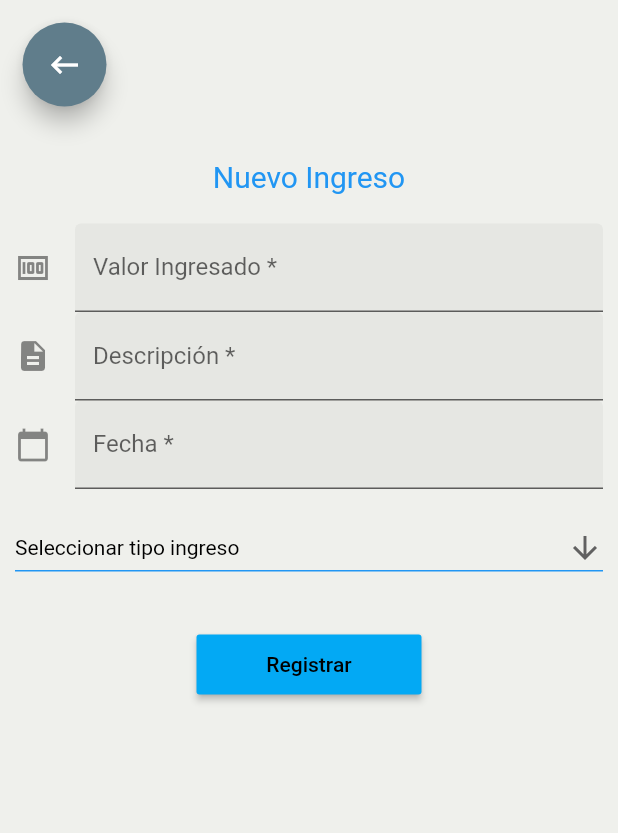
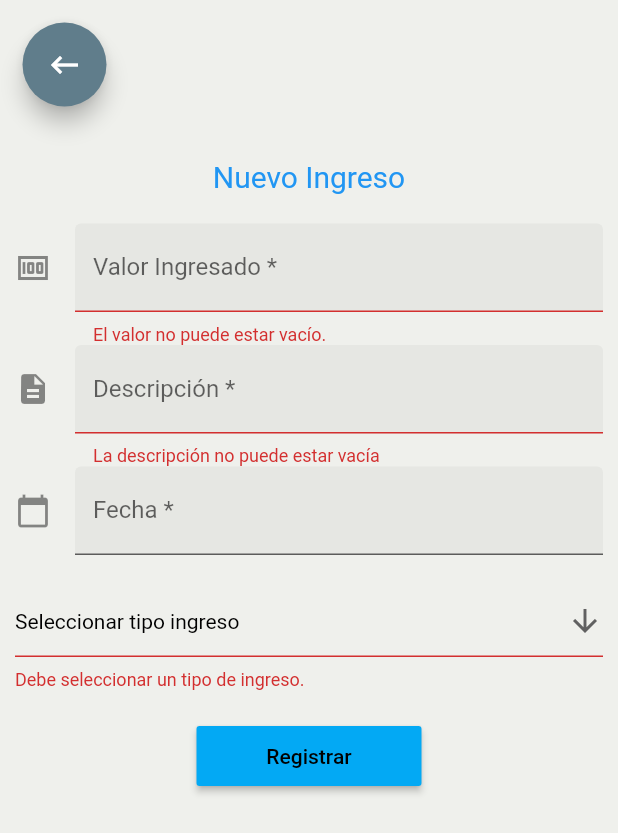
Before and after one commit to ElizaJw/Budget_Control, a Flutter app: the Incomes screen opened directly, after a tap on "Registrar", on a phone screen of 412 x 824 dp. Shown: the top 833 px of the screen. Run offline on Flutter 3.47's test engine with Material 2 defaults, Android fonts, the phone set to English and light mode, and no system bars; drawn by our look-alikes of date_field; our stand-ins replace cloud_firestore, firebase_core, fluttertoast, font_awesome_flutter; missing offline and left inert: high_chart; accounts and stored records are empty.

```diff
--- a/lib/pages/manageIncomes.dart
+++ b/lib/pages/manageIncomes.dart
@@ -1,8 +1,10 @@
+import 'dart:async';
 import 'package:flutter/material.dart';
 import 'package:budget_control/pages/home_page.dart';
 import 'package:cloud_firestore/cloud_firestore.dart';
 import 'package:date_field/date_field.dart';
 import 'package:budget_control/Util/Utilities.dart';
+import 'package:budget_control/styles/styleForm.dart';
 
 class Incomes extends StatefulWidget {
   @override
@@ -11,11 +13,13 @@ class Incomes extends StatefulWidget {
 
 class PageCreateIncome extends State<Incomes> {
   Utilities util = new Utilities();
+  StyleForm style = new StyleForm();
   var _valorIngresado = "";
   var _descripcion = "";
   //var _fecha = "";
   var _firstValue = 'Seleccionar tipo ingreso';
   DateTime _fecha;
+  final _keyForm = GlobalKey<FormState>();
 
   //String _firstValue = 'Seleccionar tipo ingreso';
 
@@ -62,28 +66,22 @@ class PageCreateIncome extends State<Incomes> {
   Widget _formIncome() {
     return Container(
       padding: EdgeInsets.symmetric(horizontal: 10),
+      child: Form(
+        key: _keyForm,
         child: Column(children: <Widget>[
-        SizedBox(
-          height: 20.0,
-        ),
-        Text(
-          "Nuevo Ingreso",
-          textAlign: TextAlign.center,
-          style: TextStyle(
-              color: Colors.blue, fontSize: 20.0, fontStyle: FontStyle.normal),
-        ),
-        SizedBox(
-          height: 20.0,
-        ),
+          style.SizeSpace(20.0),
+          style.StyleTitle('Nuevo Ingreso'),
+          style.SizeSpace(20.0),
           TextFormField(
-            controller: TextEditingController(text: _valorIngresado.toString()),
-            decoration: const InputDecoration(
-              border: UnderlineInputBorder(),
-              filled: true,
-              icon: Icon(Icons.money_outlined),
-              hintText: '¿Cuánto ingresaste?',
-              labelText: 'Valor Ingresado *',
-            ),
+              controller:
+                  TextEditingController(text: _valorIngresado.toString()),
+              validator: (value) {
+                if (value.isEmpty || null == value) {
+                  return 'El valor no puede estar vacío.';
+                }
+              },
+              decoration: style.StyleInput('Valor Ingresado *',
+                  'Ingresa cuánto recibiste', Icon(Icons.money_outlined)),
               keyboardType: TextInputType.number,
               onChanged: (String valor) async {
                 _valorIngresado = valor;
@@ -92,45 +90,41 @@ class PageCreateIncome extends State<Incomes> {
               }),
           TextFormField(
               controller: TextEditingController(text: _descripcion.toString()),
-            decoration: const InputDecoration(
-              border: UnderlineInputBorder(),
-              filled: true,
-              icon: Icon(Icons.description),
-              labelText: 'Descripción *',
-            ),
+              validator: (value) {
+                if (value.isEmpty || value == "Seleccionar categoría") {
+                  return 'La descripción no puede estar vacía';
+                }
+              },
+              decoration: style.StyleInput('Descripción *',
+                  '¿En qué consistió el ingreso?', Icon(Icons.description)),
               keyboardType: TextInputType.text,
               onChanged: (String valor) async {
                 _descripcion = valor;
                 print("el valor del campo [Descripción] es: $_descripcion ...");
               }),
-        DateTimeField(
-            decoration: const InputDecoration(
-              border: UnderlineInputBorder(),
-              filled: true,
-              icon: Icon(Icons.calendar_today),
-              hintText: '¿Cuándo fue eso?',
-              labelText: 'Fecha *',
-            ),
-            selectedDate: _fecha,
+          DateTimeFormField(
+            validator: (value) {
+              if (value == null) {
+                return 'La fecha no puede estar vacía';
+              }
+            },
+            decoration: style.StyleInput('Fecha *',
+                '¿Cuándo se recibió el ingreso?', Icon(Icons.calendar_today)),
+            firstDate: _fecha,
             onDateSelected: (DateTime value) {
               setState(() {
                 _fecha = value;
               });
-            }),
-        SizedBox(
-          height: 15.0,
+            },
           ),
-        DropdownButton<String>(
+          style.SizeSpace(15.0),
+          DropdownButtonFormField<String>(
             isExpanded: true,
             icon: Icon(Icons.arrow_downward),
             value: _firstValue,
             iconSize: 24,
             elevation: 16,
             style: TextStyle(color: Colors.black),
-            underline: Container(
-              height: 1,
-              color: Colors.blue,
-            ),
             items: typeIncomes.map<DropdownMenuItem<String>>((String value) {
               return DropdownMenuItem(value: value, child: Text(value));
             }).toList(),
@@ -138,15 +132,20 @@ class PageCreateIncome extends State<Incomes> {
               setState(() {
                 _firstValue = value;
               });
-            }),
-        SizedBox(
-          height: 30.0,
+            },
+            validator: (value) {
+              if (value.isEmpty || value == "Seleccionar tipo ingreso") {
+                return 'Debe seleccionar un tipo de ingreso.';
+              }
+            },
           ),
+          style.SizeSpace(30.0),
           MaterialButton(
             minWidth: 150.0,
             height: 40.0,
             onPressed: () {
-            util.verVentanaDialogo(
+              if (_keyForm.currentState.validate()) {
+                util.showWindowDialog(
                   context,
                   titulo: "Datos Ingresados",
                   mensaje:
@@ -154,11 +153,13 @@ class PageCreateIncome extends State<Incomes> {
                   boton: "Ok",
                 );
                 _addIncome();
+              }
             },
             color: Colors.lightBlue,
             child: Text('Registrar', style: TextStyle(color: Colors.black)),
           ),
         ]),
+      ),
     );
   }
 
@@ -172,9 +173,25 @@ class PageCreateIncome extends State<Incomes> {
           'fecha': this._fecha,
           'tipoIngreso': this._firstValue
         })
-        .then((value) => util.verToast(context,
+        .then((value) => util.showToast(context,
             mensaje: 'Datos registrados con éxito', boton: 'Ok'))
         .catchError((error) =>
-            util.verToast(context, mensaje: 'Error: $error', boton: 'Ok'));
+            util.showToast(context, mensaje: 'Error: $error', boton: 'Ok'));
   }
+
+  /*bool _validateButton() {
+    if (_valorIngresado.isEmpty) {
+      util.toastError('Debe agregar un valor');
+      return false;
+    } else if (_descripcion.isEmpty) {
+      util.toastError('Debe agregar una descripción');
+      return false;
+    } else if (_fecha == null) {
+      util.toastError('Debe agregar una fecha');
+      return false;
+    } else if (_firstValue == 'Seleccionar tipo ingreso') {
+      util.toastError('Debe agregar un tipo de ingreso');
+      return false;
     }
+  }*/
+}
--- /dev/null
+++ b/lib/styles/styleForm.dart
@@ -0,0 +1,32 @@
+import 'package:flutter/material.dart';
+
+class StyleForm {
+  StyleInput(
+    String label,
+    String hint,
+    Icon icono,
+  ) {
+    return InputDecoration(
+      border: UnderlineInputBorder(),
+      filled: true,
+      icon: icono,
+      hintText: hint,
+      labelText: label,
+    );
+  }
+
+  StyleTitle(String titlePage) {
+    return Text(
+      titlePage,
+      textAlign: TextAlign.center,
+      style: TextStyle(
+          color: Colors.blue, fontSize: 20.0, fontStyle: FontStyle.normal),
+    );
+  }
+
+  SizeSpace(double size) {
+    return SizedBox(
+      height: 20.0,
+    );
+  }
+}
--- a/pubspec.yaml
+++ b/pubspec.yaml
@@ -17,6 +17,8 @@ dependencies:
   cupertino_icons: ^0.1.3
   font_awesome_flutter: ^8.12.0
   date_field: ^2.0.1
+  badges: ^1.2.0
+  fluttertoast: ^8.0.6
 
 dev_dependencies:
   flutter_test:
```
Also changed, not shown: lib/Util/Utilities.dart (+13 -0 lines), lib/pages/home_page.dart (+7 -2 lines), lib/pages/listItems.dart (added, +78 -0 lines), lib/pages/manageCategories.dart (+12 -31 lines), lib/pages/manageExpense.dart (+25 -51 lines), pubspec.lock. Lines whose indentation alone changed are shown as unchanged.
